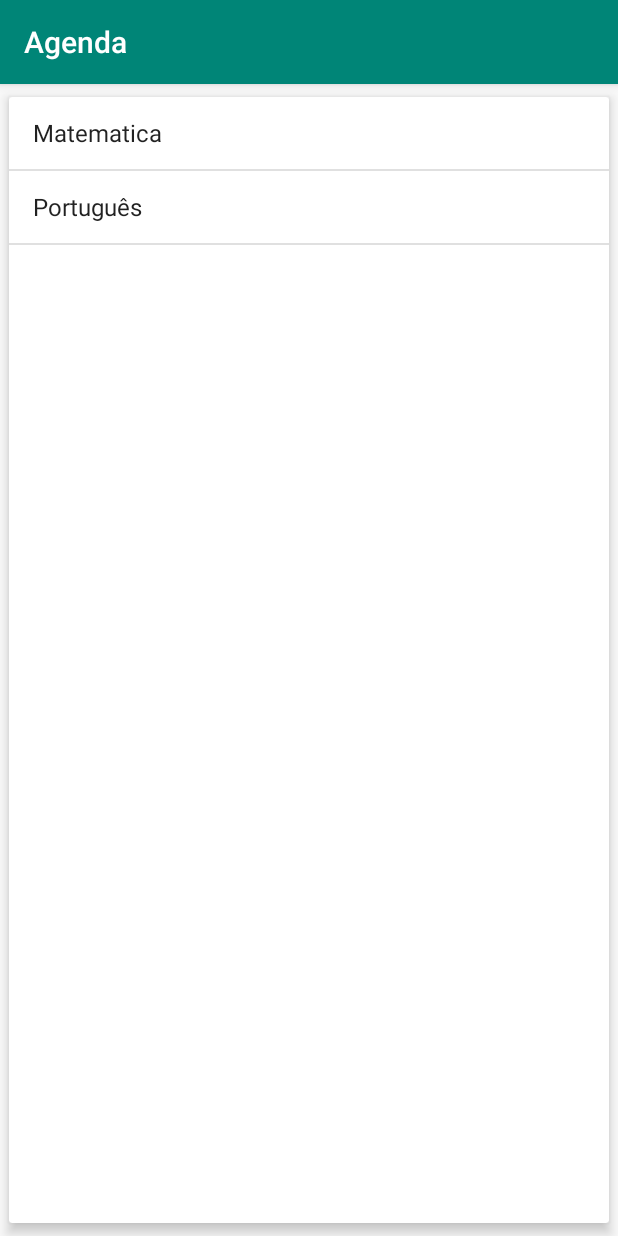
After one commit to Alexcortes/alura-android2, an Android app: the ListaProvasFragment screen opened directly, with no data from a screen before it, on a phone screen of 412 x 824 dp. The commit adds this screen. Run offline under Robolectric (Android 15) with nearby library versions, the phone set to English and light mode, and no system bars.

Commit message:
Novas telas utilizando fragments

```diff
--- a/app/build.gradle
+++ b/app/build.gradle
@@ -19,11 +19,13 @@ android {
 }
 
 dependencies {
-    implementation fileTree(dir: 'libs', include: ['*.jar'])
+    implementation fileTree(include: ['*.jar'], dir: 'libs')
     implementation 'com.android.support:appcompat-v7:28.0.0'
     implementation 'com.android.support.constraint:constraint-layout:1.1.3'
     implementation 'com.android.support:design:28.0.0'
+    implementation 'com.android.support:support-v4:28.0.0'
     testImplementation 'junit:junit:4.12'
     androidTestImplementation 'com.android.support.test:runner:1.0.2'
     androidTestImplementation 'com.android.support.test.espresso:espresso-core:3.0.2'
+    implementation 'com.android.support:cardview-v7:28.0.0'
 }
--- a/app/src/main/java/com/example/alex/agenda/ListaAlunosActivity.java
+++ b/app/src/main/java/com/example/alex/agenda/ListaAlunosActivity.java
@@ -137,6 +137,10 @@ public class ListaAlunosActivity extends AppCompatActivity {
             case R.id.menu_enviar_notas:
                 new EnviaAlunosTask(this).execute();
                 break;
+            case R.id.menu_baixar_provas:
+                Intent vaiPraProvas = new Intent(this, ProvasActivity.class);
+                startActivity(vaiPraProvas);
+                break;
         }
         return super.onOptionsItemSelected(item);
     }
--- /dev/null
+++ b/app/src/main/java/com/example/alex/agenda/ListaProvasFragment.java
@@ -0,0 +1,54 @@
+package com.example.alex.agenda;
+
+import android.content.Intent;
+import android.os.Bundle;
+import android.support.annotation.NonNull;
+import android.support.annotation.Nullable;
+import android.support.v4.app.Fragment;
+import android.support.v4.app.FragmentManager;
+import android.support.v4.app.FragmentTransaction;
+import android.view.LayoutInflater;
+import android.view.View;
+import android.view.ViewGroup;
+import android.widget.AdapterView;
+import android.widget.ArrayAdapter;
+import android.widget.ListView;
+import android.widget.Toast;
+
+import com.example.alex.agenda.modelo.Prova;
+
+import java.util.Arrays;
+import java.util.List;
+
+public class ListaProvasFragment extends Fragment {
+    @Nullable
+    @Override
+    public View onCreateView(@NonNull LayoutInflater inflater, @Nullable ViewGroup container, @Nullable Bundle savedInstanceState) {
+        View view = inflater.inflate(R.layout.fragment_lista_provas,  container, false);
+
+        List<String> topicosPort = Arrays.asList("Sujeito", "Objeto direto", "Objeto indireto");
+        Prova provaPortugues = new Prova("Português", "25/05/2016", topicosPort );
+
+        List<String> topicosMat = Arrays.asList("Equacoes seg grau", "Trigonometria");
+        Prova provaMatematica = new Prova("Matematica", "27/05/2016", topicosMat );
+
+        List<Prova> provas = Arrays.asList(provaMatematica, provaPortugues);
+        ArrayAdapter<Prova> adapter = new ArrayAdapter<>(getContext(), android.R.layout.simple_list_item_1, provas);
+
+        ListView lista = view.findViewById(R.id.provas_lista);
+        lista.setAdapter(adapter);
+
+        lista.setOnItemClickListener(new AdapterView.OnItemClickListener() {
+            @Override
+            public void onItemClick(AdapterView<?> parent, View view, int position, long id) {
+                Prova prova = (Prova) parent.getItemAtPosition(position);
+                Toast.makeText(getContext(), "Clicou na prova "+ prova, Toast.LENGTH_LONG).show();
+
+                ProvasActivity provasActivity = (ProvasActivity) getActivity();
+                provasActivity.selecionaProva(prova);
+            }
+        });
+
+        return view;
+    }
+}
--- /dev/null
+++ b/app/src/main/java/com/example/alex/agenda/ProvasActivity.java
@@ -0,0 +1,54 @@
+package com.example.alex.agenda;
+
+import android.support.v4.app.Fragment;
+import android.support.v4.app.FragmentManager;
+import android.support.v4.app.FragmentTransaction;
+import android.support.v7.app.AppCompatActivity;
+import android.os.Bundle;
+
+import com.example.alex.agenda.modelo.Prova;
+
+public class ProvasActivity extends AppCompatActivity {
+
+    @Override
+    protected void onCreate(Bundle savedInstanceState) {
+        super.onCreate(savedInstanceState);
+        setContentView(R.layout.activity_provas);
+
+        FragmentManager fragmentManager = getSupportFragmentManager();
+        FragmentTransaction tx = fragmentManager.beginTransaction();
+        tx.replace(R.id.frame_principal, new ListaProvasFragment());
+
+        if(estaNoModoPaisagem()){
+            tx.replace(R.id.frame_secundario, new DetalhesProvaFragment());
+        }
+
+        tx.commit();
+    }
+
+    public void selecionaProva(Prova prova) {
+        FragmentManager manager = getSupportFragmentManager();
+
+        if(!estaNoModoPaisagem()){
+            FragmentTransaction tx = manager.beginTransaction();
+
+            DetalhesProvaFragment detalhesFragment = new DetalhesProvaFragment();
+            Bundle parametros = new Bundle();
+            parametros.putSerializable("prova", prova);
+            detalhesFragment.setArguments(parametros);
+
+            tx.replace(R.id.frame_principal, detalhesFragment);
+            tx.addToBackStack(null);
+            tx.commit();
+        }else{
+            DetalhesProvaFragment detalhesFragment = (DetalhesProvaFragment) manager.findFragmentById(R.id.frame_secundario);
+            detalhesFragment.populaCamposCom(prova);
+        }
+
+    }
+
+    private boolean estaNoModoPaisagem() {
+        return getResources().getBoolean(R.bool.modoPaisagem);
+    }
+
+}
--- /dev/null
+++ b/app/src/main/java/com/example/alex/agenda/modelo/Prova.java
@@ -0,0 +1,45 @@
+package com.example.alex.agenda.modelo;
+
+import java.io.Serializable;
+import java.util.List;
+
+public class Prova implements Serializable {
+    private String materia;
+    private String data;
+    private List<String> topicos;
+
+    public Prova(String materia, String data, List<String> topicos) {
+        this.materia = materia;
+        this.data = data;
+        this.topicos = topicos;
+    }
+
+    public String getMateria() {
+        return materia;
+    }
+
+    public void setMateria(String materia) {
+        this.materia = materia;
+    }
+
+    public String getData() {
+        return data;
+    }
+
+    public void setData(String data) {
+        this.data = data;
+    }
+
+    public List<String> getTopicos() {
+        return topicos;
+    }
+
+    public void setTopicos(List<String> topicos) {
+        this.topicos = topicos;
+    }
+
+    @Override
+    public String toString() {
+        return this.materia;
+    }
+}
--- /dev/null
+++ b/app/src/main/res/layout-land/activity_provas.xml
@@ -0,0 +1,20 @@
+<?xml version="1.0" encoding="utf-8"?>
+<LinearLayout
+
+    xmlns:android="http://schemas.android.com/apk/res/android"
+    android:layout_height="match_parent"
+    android:layout_width="match_parent"
+    android:orientation="horizontal">
+
+    <FrameLayout
+        android:id="@+id/frame_principal"
+        android:layout_width="0dp"
+        android:layout_height="match_parent"
+        android:layout_weight="1"/>
+    <FrameLayout
+        android:id="@+id/frame_secundario"
+        android:layout_width="0dp"
+        android:layout_height="match_parent"
+        android:layout_weight="2"/>
+
+</LinearLayout>
--- /dev/null
+++ b/app/src/main/res/layout/activity_provas.xml
@@ -0,0 +1,7 @@
+<?xml version="1.0" encoding="utf-8"?>
+<FrameLayout xmlns:android="http://schemas.android.com/apk/res/android"
+    android:id="@+id/frame_principal"
+    android:layout_width="match_parent"
+    android:layout_height="match_parent">
+
+</FrameLayout>
--- /dev/null
+++ b/app/src/main/res/layout/fragment_lista_provas.xml
@@ -0,0 +1,15 @@
+<?xml version="1.0" encoding="utf-8"?>
+<android.support.v7.widget.CardView xmlns:android="http://schemas.android.com/apk/res/android"
+    android:layout_width="match_parent"
+    android:layout_height="match_parent"
+    xmlns:app="http://schemas.android.com/apk/res-auto"
+    app:cardElevation="5dp"
+    app:cardUseCompatPadding="true">
+
+    <ListView
+        android:layout_width="match_parent"
+        android:layout_height="match_parent"
+        android:id="@+id/provas_lista">
+
+    </ListView>
+</android.support.v7.widget.CardView>
--- a/app/src/main/res/menu/menu_lista_alunos.xml
+++ b/app/src/main/res/menu/menu_lista_alunos.xml
@@ -7,4 +7,9 @@
         android:icon="@drawable/ic_enviar"
         app:showAsAction="always"
         android:title="Enviar notas" />
+    <item
+        android:id="@+id/menu_baixar_provas"
+        android:icon="@drawable/ic_receber"
+        app:showAsAction="always"
+        android:title="Baixar provas" />
 </menu>
--- /dev/null
+++ b/app/src/main/res/values-land/bools.xml
@@ -0,0 +1,4 @@
+<?xml version="1.0" encoding="utf-8"?>
+<resources>
+    <bool name="modoPaisagem">true</bool>
+</resources>
--- /dev/null
+++ b/app/src/main/res/values/bools.xml
@@ -0,0 +1,4 @@
+<?xml version="1.0" encoding="utf-8"?>
+<resources>
+    <bool name="modoPaisagem">false</bool>
+</resources>
--- a/app/src/main/res/values/strings.xml
+++ b/app/src/main/res/values/strings.xml
@@ -1,4 +1,7 @@
 <resources>
     <string name="app_name">Agenda</string>
     <string name="action_settings">Settings</string>
+
+    <!-- TODO: Remove or change this placeholder text -->
+    <string name="hello_blank_fragment">Hello blank fragment</string>
 </resources>
```
Also changed, not shown: app/src/main/AndroidManifest.xml (+13 -8 lines), app/src/main/java/com/example/alex/agenda/DetalhesProvaActivity.java (added, +33 -0 lines), app/src/main/java/com/example/alex/agenda/DetalhesProvaFragment.java (added, +49 -0 lines), app/src/main/java/com/example/alex/agenda/ProvasTabletActivity.java (added, +13 -0 lines), app/src/main/res/layout/activity_detalhes_prova.xml (added, +49 -0 lines), app/src/main/res/layout/activity_provas_tablet.xml (added, +17 -0 lines), app/src/main/res/layout/fragment_detalhes_prova.xml (added, +49 -0 lines).
